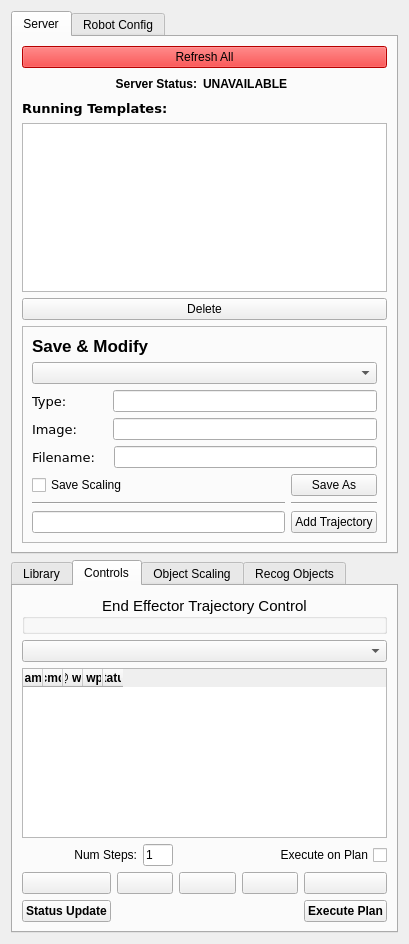
The window that rviz_affordance_template_panel/ui/rviz_affordance_template_panel.ui (atomoclast/affordance_templates) describes before a commit, drawn with Qt 5.
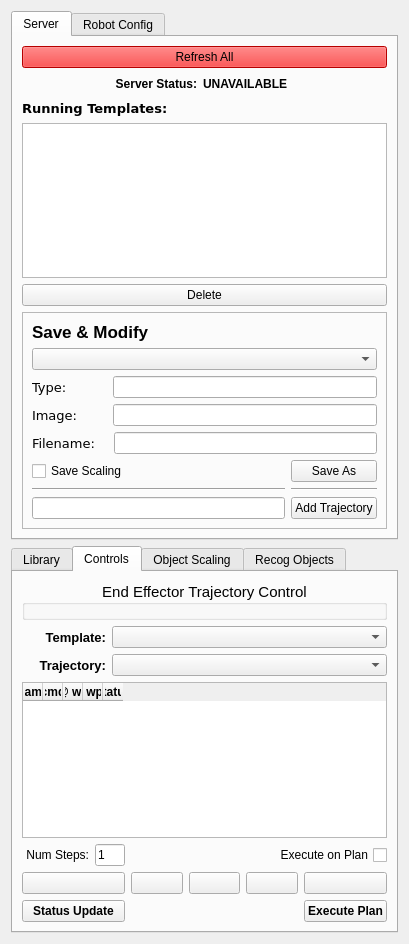
The same window after the commit. The open tabs and pages were chosen to show the change. Icons and pictures are not drawn.

Commit message: - cleaned up panel code structure and made threads - added trajectory selection menu from panel - hopefully fixed some start up bugs - added processes to monitor status of server and templates from panel - added new service for setting trajectory - added traj name list to template status response message

Patch:
```diff
--- a/rviz_affordance_template_panel/ui/rviz_affordance_template_panel.ui
+++ b/rviz_affordance_template_panel/ui/rviz_affordance_template_panel.ui
@@ -1437,114 +1437,8 @@
       <attribute name="title">
        <string>Controls</string>
       </attribute>
-      <layout class="QGridLayout" name="gridLayout_7">
-       <item row="6" column="2">
-        <widget class="QPushButton" name="go_to_current_waypoint_button">
-         <property name="text">
-          <string/>
-         </property>
-         <property name="icon">
-          <iconset resource="../resources/images.qrc">
-           <normaloff>:/sync.png</normaloff>:/sync.png</iconset>
-         </property>
-        </widget>
-       </item>
-       <item row="7" column="4">
-        <widget class="QPushButton" name="execute_button">
-         <property name="font">
-          <font>
-           <weight>75</weight>
-           <bold>true</bold>
-          </font>
-         </property>
-         <property name="text">
-          <string>Execute Plan</string>
-         </property>
-        </widget>
-       </item>
-       <item row="6" column="4">
-        <widget class="QPushButton" name="go_to_end_button">
-         <property name="text">
-          <string/>
-         </property>
-         <property name="icon">
-          <iconset resource="../resources/images.qrc">
-           <normaloff>:/end.png</normaloff>:/end.png</iconset>
-         </property>
-        </widget>
-       </item>
-       <item row="0" column="0" colspan="5">
-        <widget class="QGroupBox" name="control_box">
-         <property name="font">
-          <font>
-           <pointsize>11</pointsize>
-           <weight>50</weight>
-           <bold>false</bold>
-          </font>
-         </property>
-         <property name="title">
-          <string>End Effector Trajectory Control</string>
-         </property>
-         <property name="alignment">
-          <set>Qt::AlignCenter</set>
-         </property>
-         <property name="checkable">
-          <bool>false</bool>
-         </property>
-        </widget>
-       </item>
-       <item row="1" column="0" colspan="5">
-        <widget class="QComboBox" name="control_template_box"/>
-       </item>
-       <item row="4" column="0" colspan="2">
-        <layout class="QHBoxLayout" name="horizontalLayout_8">
-         <item>
-          <widget class="QLabel" name="label_2">
-           <property name="text">
-            <string>Num Steps:</string>
-           </property>
-           <property name="alignment">
-            <set>Qt::AlignRight|Qt::AlignTrailing|Qt::AlignVCenter</set>
-           </property>
-          </widget>
-         </item>
-         <item>
-          <widget class="QLineEdit" name="num_steps">
-           <property name="maximumSize">
-            <size>
-             <width>30</width>
-             <height>16777215</height>
-            </size>
-           </property>
-           <property name="text">
-            <string>1</string>
-           </property>
-          </widget>
-         </item>
-        </layout>
-       </item>
-       <item row="4" column="3" colspan="2">
-        <widget class="QCheckBox" name="execute_on_plan">
-         <property name="layoutDirection">
-          <enum>Qt::RightToLeft</enum>
-         </property>
-         <property name="text">
-          <string>Execute on Plan</string>
-         </property>
-        </widget>
-       </item>
-       <item row="6" column="0">
-        <widget class="QPushButton" name="go_to_start_button">
-         <property name="text">
-          <string/>
-         </property>
-         <property name="icon">
-          <iconset resource="../resources/images.qrc">
-           <normaloff>:/start.png</normaloff>:/start.png</iconset>
-         </property>
-        </widget>
-       </item>
-       <item row="6" column="1">
+      <layout class="QGridLayout" name="gridLayout_11">
+       <item row="5" column="2">
         <widget class="QPushButton" name="step_backwards_button">
          <property name="text">
           <string/>
@@ -1555,7 +1449,18 @@
          </property>
         </widget>
        </item>
-       <item row="6" column="3">
+       <item row="5" column="3">
+        <widget class="QPushButton" name="go_to_current_waypoint_button">
+         <property name="text">
+          <string/>
+         </property>
+         <property name="icon">
+          <iconset resource="../resources/images.qrc">
+           <normaloff>:/sync.png</normaloff>:/sync.png</iconset>
+         </property>
+        </widget>
+       </item>
+       <item row="5" column="4">
         <widget class="QPushButton" name="step_forward_button">
          <property name="text">
           <string/>
@@ -1566,7 +1471,56 @@
          </property>
         </widget>
        </item>
-       <item row="2" column="0" colspan="5">
+       <item row="5" column="5">
+        <widget class="QPushButton" name="go_to_end_button">
+         <property name="sizePolicy">
+          <sizepolicy hsizetype="Fixed" vsizetype="Fixed">
+           <horstretch>0</horstretch>
+           <verstretch>0</verstretch>
+          </sizepolicy>
+         </property>
+         <property name="maximumSize">
+          <size>
+           <width>125</width>
+           <height>16777215</height>
+          </size>
+         </property>
+         <property name="text">
+          <string/>
+         </property>
+         <property name="icon">
+          <iconset resource="../resources/images.qrc">
+           <normaloff>:/end.png</normaloff>:/end.png</iconset>
+         </property>
+        </widget>
+       </item>
+       <item row="6" column="0" colspan="2">
+        <widget class="QPushButton" name="status_update_button">
+         <property name="font">
+          <font>
+           <weight>75</weight>
+           <bold>true</bold>
+          </font>
+         </property>
+         <property name="text">
+          <string>Status Update</string>
+         </property>
+        </widget>
+       </item>
+       <item row="6" column="5">
+        <widget class="QPushButton" name="execute_button">
+         <property name="font">
+          <font>
+           <weight>75</weight>
+           <bold>true</bold>
+          </font>
+         </property>
+         <property name="text">
+          <string>Execute Plan</string>
+         </property>
+        </widget>
+       </item>
+       <item row="3" column="0" colspan="6">
         <widget class="QTableWidget" name="end_effector_table">
          <property name="gridStyle">
           <enum>Qt::DotLine</enum>
@@ -1686,16 +1640,153 @@
          </column>
         </widget>
        </item>
-       <item row="7" column="0">
-        <widget class="QPushButton" name="status_update_button">
+       <item row="4" column="0" colspan="2">
+        <layout class="QHBoxLayout" name="horizontalLayout_8">
+         <item>
+          <widget class="QLabel" name="label_2">
+           <property name="text">
+            <string>Num Steps:</string>
+           </property>
+           <property name="alignment">
+            <set>Qt::AlignRight|Qt::AlignTrailing|Qt::AlignVCenter</set>
+           </property>
+          </widget>
+         </item>
+         <item>
+          <widget class="QLineEdit" name="num_steps">
+           <property name="maximumSize">
+            <size>
+             <width>30</width>
+             <height>16777215</height>
+            </size>
+           </property>
+           <property name="text">
+            <string>1</string>
+           </property>
+          </widget>
+         </item>
+        </layout>
+       </item>
+       <item row="2" column="0" colspan="6">
+        <layout class="QGridLayout" name="gridLayout_7">
+         <item row="0" column="0">
+          <widget class="QLabel" name="label_8">
+           <property name="font">
+            <font>
+             <pointsize>10</pointsize>
+             <weight>75</weight>
+             <bold>true</bold>
+            </font>
+           </property>
+           <property name="text">
+            <string>Template:</string>
+           </property>
+           <property name="alignment">
+            <set>Qt::AlignRight|Qt::AlignTrailing|Qt::AlignVCenter</set>
+           </property>
+          </widget>
+         </item>
+         <item row="0" column="1">
+          <widget class="QComboBox" name="control_template_box">
+           <property name="sizePolicy">
+            <sizepolicy hsizetype="Maximum" vsizetype="Fixed">
+             <horstretch>0</horstretch>
+             <verstretch>0</verstretch>
+            </sizepolicy>
+           </property>
+           <property name="minimumSize">
+            <size>
+             <width>275</width>
+             <height>0</height>
+            </size>
+           </property>
+          </widget>
+         </item>
+         <item row="1" column="0">
+          <widget class="QLabel" name="label_9">
+           <property name="font">
+            <font>
+             <pointsize>10</pointsize>
+             <weight>75</weight>
+             <bold>true</bold>
+            </font>
+           </property>
+           <property name="text">
+            <string>Trajectory:</string>
+           </property>
+           <property name="alignment">
+            <set>Qt::AlignRight|Qt::AlignTrailing|Qt::AlignVCenter</set>
+           </property>
+          </widget>
+         </item>
+         <item row="1" column="1">
+          <widget class="QComboBox" name="control_trajectory_box">
+           <property name="sizePolicy">
+            <sizepolicy hsizetype="Maximum" vsizetype="Fixed">
+             <horstretch>0</horstretch>
+             <verstretch>0</verstretch>
+            </sizepolicy>
+           </property>
+           <property name="minimumSize">
+            <size>
+             <width>275</width>
+             <height>0</height>
+            </size>
+           </property>
+          </widget>
+         </item>
+        </layout>
+       </item>
+       <item row="4" column="4" colspan="2">
+        <widget class="QCheckBox" name="execute_on_plan">
+         <property name="layoutDirection">
+          <enum>Qt::RightToLeft</enum>
+         </property>
+         <property name="text">
+          <string>Execute on Plan</string>
+         </property>
+        </widget>
+       </item>
+       <item row="0" column="0" rowspan="2" colspan="6">
+        <widget class="QGroupBox" name="control_box">
          <property name="font">
           <font>
-           <weight>75</weight>
-           <bold>true</bold>
+           <pointsize>11</pointsize>
+           <weight>50</weight>
+           <bold>false</bold>
           </font>
          </property>
+         <property name="title">
+          <string>End Effector Trajectory Control</string>
+         </property>
+         <property name="alignment">
+          <set>Qt::AlignCenter</set>
+         </property>
+         <property name="checkable">
+          <bool>false</bool>
+         </property>
+        </widget>
+       </item>
+       <item row="5" column="0" colspan="2">
+        <widget class="QPushButton" name="go_to_start_button">
+         <property name="sizePolicy">
+          <sizepolicy hsizetype="Maximum" vsizetype="Fixed">
+           <horstretch>0</horstretch>
+           <verstretch>0</verstretch>
+          </sizepolicy>
+         </property>
+         <property name="maximumSize">
+          <size>
+           <width>125</width>
+           <height>16777215</height>
+          </size>
+         </property>
          <property name="text">
-          <string>Status Update</string>
+          <string/>
+         </property>
+         <property name="icon">
+          <iconset resource="../resources/images.qrc">
+           <normaloff>:/start.png</normaloff>:/start.png</iconset>
          </property>
         </widget>
        </item>
```
Left out of the diff: 157 changed lines with no effect on the pictures. The commit also changes 17 other files.
